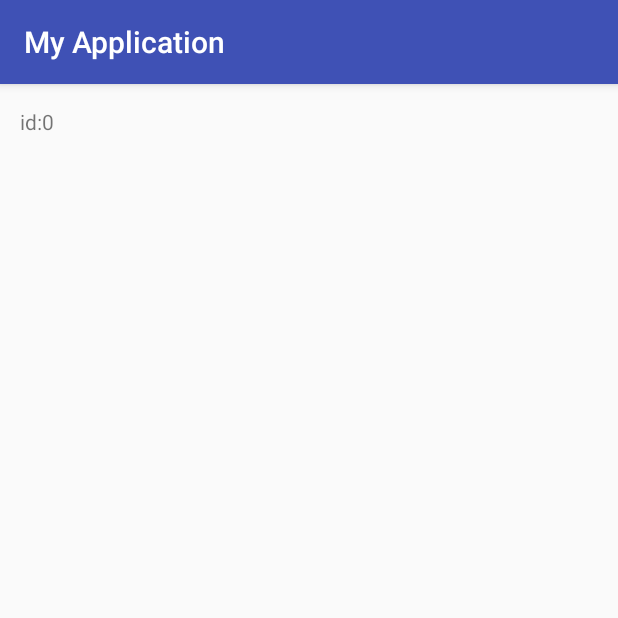
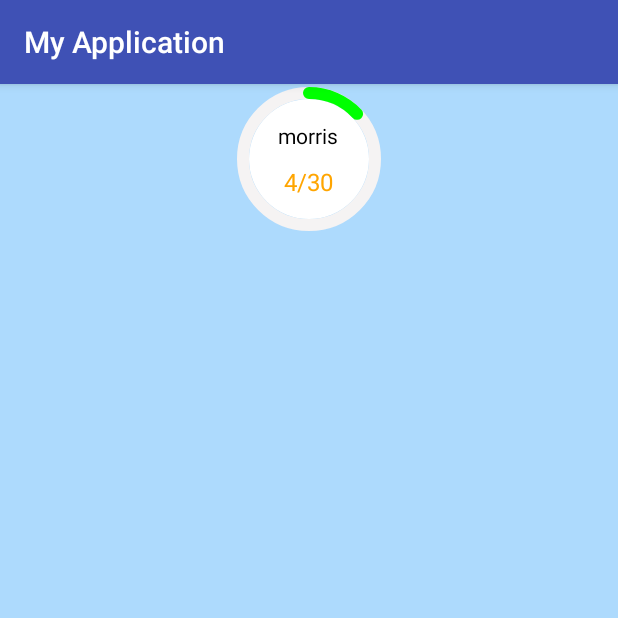
Before and after one commit to peng093/andoridAitPeople, an Android app: the SeconActivity screen opened directly, with no data from a screen before it, on a phone screen of 412 x 824 dp, the top half of it. Run offline under Robolectric (Android 15) with nearby library versions, the phone set to English and light mode, and no system bars.

Commit message:
1.增加自定义圆形进度布局

```diff
--- a/app/src/main/java/com/example/atpeople/myapplication/SeconActivity.java
+++ b/app/src/main/java/com/example/atpeople/myapplication/SeconActivity.java
@@ -5,15 +5,50 @@ import android.support.annotation.Nullable;
 import android.support.v7.app.AppCompatActivity;
 import android.widget.TextView;
 
+import com.example.atpeople.myapplication.customview.CompletedView;
+
 public class SeconActivity extends AppCompatActivity {
+
+    int id;
+
+    private int mTotalProgress = 0;
+    private int mCurrentProgress = 0;
+    //进度条
+    private CompletedView mTasksView;
+    private TextView tv_progress;
     TextView tv_name;
-    int id;
+
     @Override
     protected void onCreate(@Nullable Bundle savedInstanceState) {
         super.onCreate(savedInstanceState);
         setContentView(R.layout.secon_view);
         tv_name=findViewById(R.id.tv_name);
+        tv_progress=findViewById(R.id.tv_progress);
         id = getIntent().getIntExtra("id", 0);
         tv_name.setText("id:"+id);
+
+        mTasksView =findViewById(R.id.tasks_view);
+        tv_name.setText("morris");
+        double num=4/(double)30;
+        mTotalProgress=(int)(num*100);
+        tv_progress.setText("4/30");
+        new Thread(new ProgressRunable()).start();
     }
+
+    class ProgressRunable implements Runnable {
+        @Override
+        public void run() {
+            while (mCurrentProgress < mTotalProgress) {
+                mCurrentProgress += 1;
+                // 画进度条
+                mTasksView.setProgress(mCurrentProgress);
+                try {
+                    Thread.sleep(10);
+                } catch (Exception e) {
+                    e.printStackTrace();
+                }
+            }
+        }
+    }
+
 }
--- /dev/null
+++ b/app/src/main/java/com/example/atpeople/myapplication/customview/CompletedView.java
@@ -0,0 +1,158 @@
+package com.example.atpeople.myapplication.customview;
+
+import android.content.Context;
+import android.content.res.TypedArray;
+import android.graphics.Canvas;
+import android.graphics.Paint;
+import android.graphics.RectF;
+import android.util.AttributeSet;
+import android.view.View;
+
+import com.example.atpeople.myapplication.R;
+
+/**
+ * Create by peng on 2019/7/9
+ */
+public class CompletedView extends View {
+    private static final String TAG = "CompletedView";
+    /** 画实心圆的画笔*/
+    private Paint mCirclePaint;
+    /**画圆环的画笔*/
+    private Paint mRingPaint;
+    /**画圆环的画笔背景色*/
+    private Paint mRingPaintBg;
+    /**画字体的画笔*/
+    private Paint mTextPaint;
+    /**圆形颜色*/
+    private int mCircleColor;
+    /**圆环颜色*/
+    private int mRingColor;
+    /**圆环背景颜色*/
+    private int mRingBgColor;
+    /**半径*/
+    private float mRadius;
+    /**圆环半径*/
+    private float mRingRadius;
+    /**圆环宽度*/
+    private float mStrokeWidth;
+    /**圆心x坐标*/
+    private int mXCenter;
+    /**圆心y坐标*/
+    private int mYCenter;
+    /**字的长度*/
+    private float mTxtWidth;
+    /**字的高度*/
+    private float mTxtHeight;
+    /**总进度*/
+    private int mTotalProgress = 100;
+    /** 当前进度*/
+    private int mProgress;
+
+    public CompletedView(Context context, AttributeSet attrs) {
+        super(context, attrs);
+        // 获取自定义的属性
+        initAttrs(context, attrs);
+        initVariable();
+    }
+
+    /**
+     * @Author Peng
+     * @Date 2019/7/9 10:20
+     * @Describe 属性
+     */
+    private void initAttrs(Context context, AttributeSet attrs) {
+        TypedArray typeArray = context.getTheme().obtainStyledAttributes(attrs,
+                R.styleable.TasksCompletedView, 0, 0);
+        mRadius = typeArray.getDimension(R.styleable.TasksCompletedView_radius, 80);
+        mStrokeWidth = typeArray.getDimension(R.styleable.TasksCompletedView_strokeWidth, 10);
+        mCircleColor = typeArray.getColor(R.styleable.TasksCompletedView_circleColor, 0xFFFFFFFF);
+        mRingColor = typeArray.getColor(R.styleable.TasksCompletedView_ringColor, 0xFFFFFFFF);
+        mRingBgColor = typeArray.getColor(R.styleable.TasksCompletedView_ringBgColor, 0xFFFFFFFF);
+
+        mRingRadius = mRadius + mStrokeWidth / 2;
+    }
+
+    /**
+     * @Author Peng
+     * @Date 2019/7/9 10:20
+     * @Describe 初始化画笔
+     */
+    private void initVariable() {
+        //内圆
+        mCirclePaint = new Paint();
+        mCirclePaint.setAntiAlias(true);
+        mCirclePaint.setColor(mCircleColor);
+        mCirclePaint.setStyle(Paint.Style.FILL);
+
+        // 外圆弧背景
+        mRingPaintBg = new Paint();
+        mRingPaintBg.setAntiAlias(true);
+        mRingPaintBg.setColor(mRingBgColor);
+        mRingPaintBg.setStyle(Paint.Style.STROKE);
+        mRingPaintBg.setStrokeWidth(mStrokeWidth);
+
+
+        // 外圆弧
+        mRingPaint = new Paint();
+        mRingPaint.setAntiAlias(true);
+        mRingPaint.setColor(mRingColor);
+        mRingPaint.setStyle(Paint.Style.STROKE);
+        mRingPaint.setStrokeWidth(mStrokeWidth);
+        // 设置线冒样式，有圆 有方
+        mRingPaint.setStrokeCap(Paint.Cap.ROUND);
+
+        // 中间字
+        mTextPaint = new Paint();
+        mTextPaint.setAntiAlias(true);
+        mTextPaint.setStyle(Paint.Style.FILL);
+        mTextPaint.setColor(mRingColor);
+        mTextPaint.setTextSize(mRadius / 2);
+
+        Paint.FontMetrics fm = mTextPaint.getFontMetrics();
+        mTxtHeight = (int) Math.ceil(fm.descent - fm.ascent);
+    }
+
+    @Override
+    protected void onDraw(Canvas canvas) {
+        mXCenter = getWidth() / 2;
+        mYCenter = getHeight() / 2;
+
+        // 内圆
+        canvas.drawCircle(mXCenter, mYCenter, mRadius, mCirclePaint);
+
+        // 外圆弧背景
+        RectF oval1 = new RectF();
+        oval1.left = (mXCenter - mRingRadius);
+        oval1.top = (mYCenter - mRingRadius);
+        oval1.right = mRingRadius * 2 + (mXCenter - mRingRadius);
+        oval1.bottom = mRingRadius * 2 + (mYCenter - mRingRadius);
+        // 圆弧所在的椭圆对象、圆弧的起始角度、圆弧的角度、是否显示半径连线
+        canvas.drawArc(oval1, 0, 360, false, mRingPaintBg);
+
+        //外圆弧
+        if (mProgress > 0 ) {
+            RectF oval = new RectF();
+            oval.left = (mXCenter - mRingRadius);
+            oval.top = (mYCenter - mRingRadius);
+            oval.right = mRingRadius * 2 + (mXCenter - mRingRadius);
+            oval.bottom = mRingRadius * 2 + (mYCenter - mRingRadius);
+            canvas.drawArc(oval, -90, ((float)mProgress / mTotalProgress) * 360, false, mRingPaint);
+
+            // 字体,修改为帧布局叠加的方式
+//            String txt = mProgress + "%";
+//            mTxtWidth = mTextPaint.measureText(txt, 0, txt.length());
+//            canvas.drawText(txt, mXCenter - mTxtWidth / 2, mYCenter + mTxtHeight / 4, mTextPaint);
+        }
+    }
+
+    /**
+     * @Author Peng
+     * @Date 2019/7/9 10:09
+     * @Describe 设置进度
+     */
+    public void setProgress(int progress) {
+        mProgress = progress;
+        // 重绘
+        postInvalidate();
+    }
+}
--- a/app/src/main/res/layout/secon_view.xml
+++ b/app/src/main/res/layout/secon_view.xml
@@ -1,13 +1,49 @@
 <?xml version="1.0" encoding="utf-8"?>
-<LinearLayout
-    xmlns:android="http://schemas.android.com/apk/res/android"
+<LinearLayout xmlns:android="http://schemas.android.com/apk/res/android"
     android:layout_width="match_parent"
-    android:layout_height="wrap_content">
+    android:layout_height="match_parent"
+    xmlns:tc="http://schemas.android.com/apk/res-auto"
+    android:background="#addafd"
+    android:orientation="vertical">
+
+    <FrameLayout
+        android:layout_width="100dp"
+        android:layout_height="100dp"
+        android:layout_gravity="center"
+        >
+        <com.example.atpeople.myapplication.customview.CompletedView
+            android:id="@+id/tasks_view"
+            android:layout_width="match_parent"
+            android:layout_height="match_parent"
+            tc:circleColor="@color/white"
+            tc:radius="40dip"
+            tc:ringBgColor="@color/white2"
+            tc:ringColor="@color/colorGrren"
+            tc:strokeWidth="8dip" />
         <TextView
             android:id="@+id/tv_name"
             android:layout_width="50dp"
-        android:layout_height="50dp"
+            android:layout_height="wrap_content"
+            android:layout_gravity="center"
             android:gravity="center"
-        android:text="555121"
+            android:layout_marginBottom="15dp"
+            android:textColor="@color/colorBlack"
+            android:singleLine="true"
+            android:textSize="14dp"
+            android:text=""
             />
+        <TextView
+            android:id="@+id/tv_progress"
+            android:layout_width="wrap_content"
+            android:layout_height="wrap_content"
+            android:layout_gravity="center"
+            android:layout_marginTop="15dp"
+            android:gravity="center"
+            android:textColor="@color/colorOrange"
+            android:textSize="16dp"
+            android:text=""
+            />
+    </FrameLayout>
+
+
 </LinearLayout>
--- /dev/null
+++ b/app/src/main/res/values/attrs.xml
@@ -0,0 +1,11 @@
+<?xml version="1.0" encoding="utf-8"?>
+<resources>
+    <!--圆弧进度条-->
+    <declare-styleable name="TasksCompletedView">
+        <attr name="radius" format="dimension"/>
+        <attr name="strokeWidth" format="dimension"/>
+        <attr name="circleColor" format="color"/>
+        <attr name="ringColor" format="color"/>
+        <attr name="ringBgColor" format="color"/>
+    </declare-styleable>
+</resources>
--- a/app/src/main/res/values/colors.xml
+++ b/app/src/main/res/values/colors.xml
@@ -3,4 +3,11 @@
     <color name="colorPrimary">#3F51B5</color>
     <color name="colorPrimaryDark">#303F9F</color>
     <color name="colorAccent">#FF4081</color>
+    <!--自定义圆形加载进度-->
+    <color name="white">#FFFFFF</color>
+    <color name="white2">#f5f3f3</color>
+    <color name="colorRed">#d50f09</color>
+    <color name="colorOrange">#FFA500</color>
+    <color name="colorBlack">#000000</color>
+    <color name="colorGrren">#00FF00</color>
 </resources>
```
Lines whose indentation alone changed are shown as unchanged.
